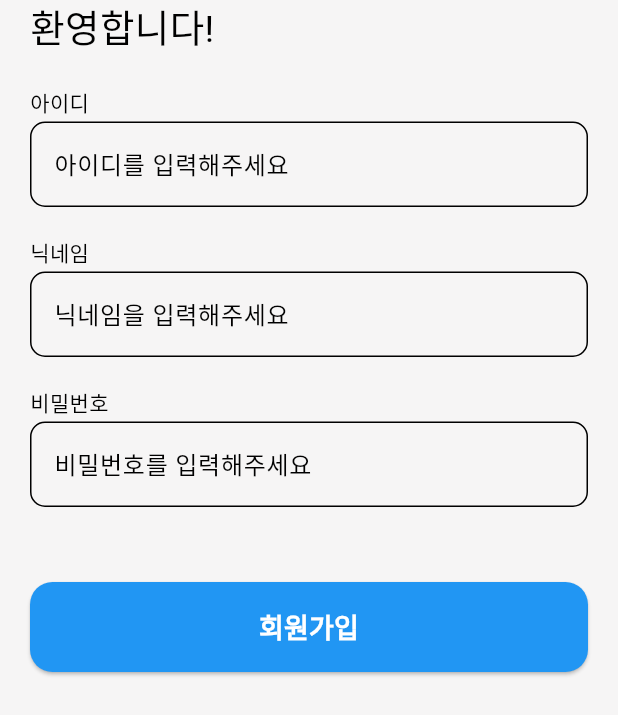
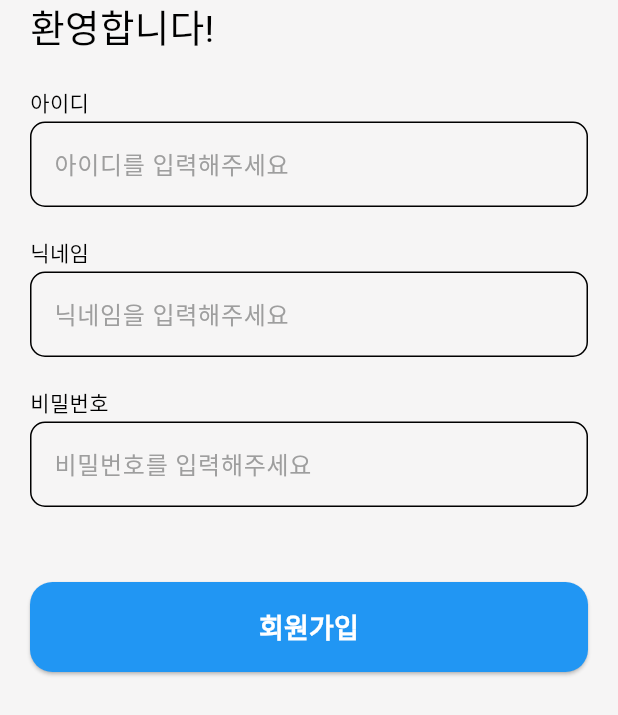
Before and after one commit to hyewonShin/diet-fairy, a Flutter app: the JoinPage screen opened directly, on a phone screen of 412 x 824 dp. Shown: the top 715 px of the screen. Run offline on Flutter 3.47's test engine with Material 3 defaults, Android fonts, the phone set to English and light mode, and no system bars; our stand-ins replace firebase_core, firebase_crashlytics, flutter_riverpod, get; missing offline and left inert: photo_manager; accounts and stored records are empty; generated files the repository leaves out were written again; network calls fail.

Commit message:
fix: inputDecorationTheme 추가

```diff
--- a/lib/presentation/join/widgets/nickname_text_field.dart
+++ b/lib/presentation/join/widgets/nickname_text_field.dart
@@ -8,11 +8,8 @@ class NicknameTextField extends StatelessWidget {
   Widget build(BuildContext context) {
     return TextFormField(
       controller: nicknameController,
-      decoration: InputDecoration(
+      decoration: const InputDecoration(
         hintText: '닉네임을 입력해주세요',
-        border: OutlineInputBorder(
-          borderRadius: BorderRadius.circular(10),
-        ),
       ),
       validator: (value) {
         if (value?.trim().isEmpty ?? true) {
--- a/lib/presentation/widgets/id_text_field.dart
+++ b/lib/presentation/widgets/id_text_field.dart
@@ -8,11 +8,8 @@ class IdTextField extends StatelessWidget {
   Widget build(BuildContext context) {
     return TextFormField(
       controller: idController,
-      decoration: InputDecoration(
+      decoration: const InputDecoration(
         hintText: '아이디를 입력해주세요',
-        border: OutlineInputBorder(
-          borderRadius: BorderRadius.circular(10),
-        ),
       ),
       validator: (value) {
         if (value?.trim().isEmpty ?? true) {
--- a/lib/presentation/widgets/pw_text_field.dart
+++ b/lib/presentation/widgets/pw_text_field.dart
@@ -10,11 +10,8 @@ class PwTextField extends StatelessWidget {
       controller: pwController,
       // 비밀번호 숨김
       obscureText: true,
-      decoration: InputDecoration(
+      decoration: const InputDecoration(
         hintText: '비밀번호를 입력해주세요',
-        border: OutlineInputBorder(
-          borderRadius: BorderRadius.circular(10),
-        ),
       ),
       validator: (value) {
         if (value?.trim().isEmpty ?? true) {
--- a/lib/them.dart
+++ b/lib/them.dart
@@ -13,4 +13,14 @@ final theme = ThemeData(
     onSurface: Colors.black, // Surface 위의 텍스트 색상
   ),
   scaffoldBackgroundColor: const Color(0xFFF6F5F5),
+  inputDecorationTheme: InputDecorationTheme(
+    hintStyle: const TextStyle(
+      color: Colors.grey,
+    ),
+    outlineBorder: const BorderSide(color: Colors.grey),
+    border: OutlineInputBorder(
+      borderSide: const BorderSide(color: Colors.grey),
+      borderRadius: BorderRadius.circular(10),
+    ),
+  ),
 );
```
